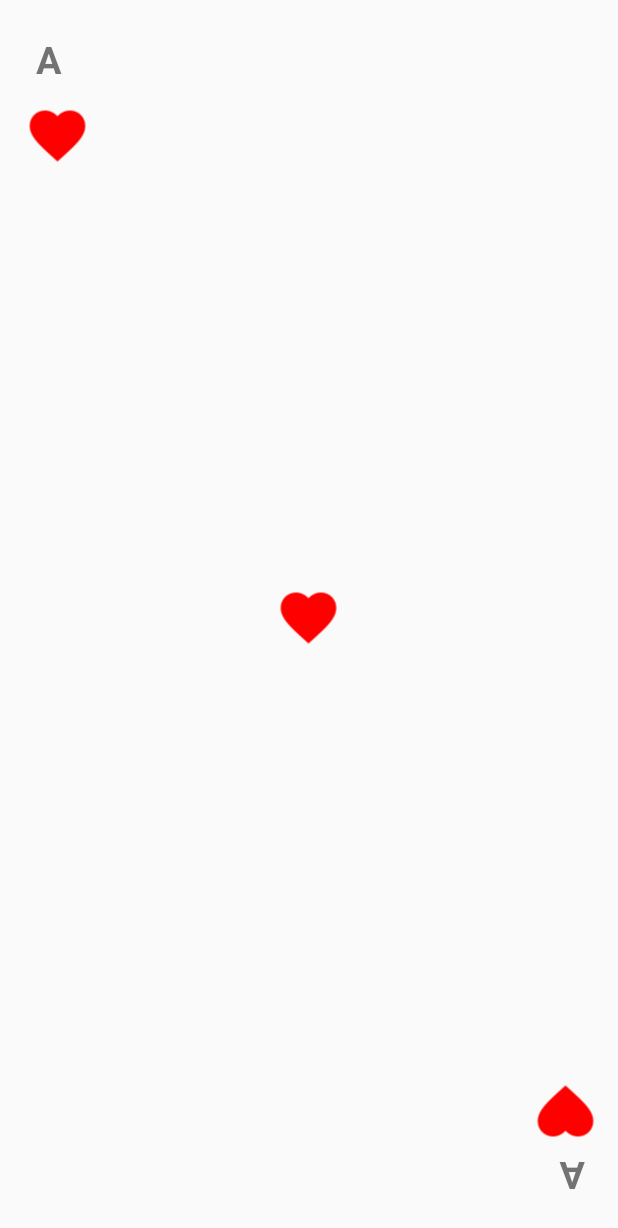
After one commit to ChapmanCPSC356Fall2017/card-stack-britt103, an Android app: the layout RelativeCard.xml on its own in the app's theme, with its tools: preview values and no code run, on a phone screen of 412 x 824 dp. The commit adds this screen. Shown: the top 1228 px of the screen. Run offline under Robolectric (Android 15) with nearby library versions, the phone set to English and light mode, and no system bars.

Commit message:
Add 3 card layouts

```diff
--- a/CardStack/app/src/main/java/britt103/cardstack/MainActivity.java
+++ b/CardStack/app/src/main/java/britt103/cardstack/MainActivity.java
@@ -8,6 +8,6 @@ public class MainActivity extends AppCompatActivity {
     @Override
     protected void onCreate(Bundle savedInstanceState) {
         super.onCreate(savedInstanceState);
-        setContentView(R.layout.activity_main);
+        setContentView(R.layout.RelativeCard);
     }
 }
--- /dev/null
+++ b/CardStack/app/src/main/res/layout/RelativeCard.xml
@@ -0,0 +1,73 @@
+<?xml version="1.0" encoding="utf-8"?>
+<RelativeLayout
+    xmlns:android="http://schemas.android.com/apk/res/android"
+    xmlns:app="http://schemas.android.com/apk/res-auto"
+    xmlns:tools="http://schemas.android.com/tools"
+    android:layout_width="match_parent"
+    android:layout_height="match_parent"
+    tools:context="britt103.cardstack.MainActivity">
+
+    <TextView
+        android:id="@+id/topText"
+        android:textSize="25sp"
+        android:layout_width="28dp"
+        android:layout_height="28dp"
+        android:text="A"
+        android:textStyle="bold"
+        android:layout_marginLeft="24dp"
+        android:layout_marginTop="22dp"
+        android:layout_alignParentTop="true"
+        android:layout_alignParentLeft="true"
+        android:layout_alignParentStart="true"
+        android:layout_marginStart="24dp" />
+
+    <ImageView
+        android:id="@+id/topSymbol"
+        android:layout_width="50dp"
+        android:layout_height="50dp"
+        android:layout_marginTop="15dp"
+        android:src="@drawable/Hearts"
+        android:layout_below="@+id/topText"
+        android:layout_alignParentLeft="true"
+        android:layout_alignParentStart="true"
+        android:layout_marginLeft="13dp"
+        android:layout_marginStart="13dp" />
+
+    <ImageView
+        android:id="@+id/middleSymbol"
+        android:layout_width="50dp"
+        android:layout_height="50dp"
+        android:src="@drawable/Hearts"
+        android:layout_centerVertical="true"
+        android:layout_centerHorizontal="true" />
+
+    <ImageView
+        android:id="@+id/bottomSymbol"
+        android:layout_width="50dp"
+        android:layout_height="50dp"
+        android:src = "@drawable/Hearts"
+        android:rotation="180"
+        android:layout_marginRight="10dp"
+        android:layout_marginEnd="10dp"
+        android:layout_marginBottom="36dp"
+        android:layout_alignBottom="@+id/bottomText"
+        android:layout_alignParentRight="true"
+        android:layout_alignParentEnd="true" />
+
+    <TextView
+        android:id="@+id/bottomText"
+        android:textSize="25sp"
+        android:layout_width="28dp"
+        android:layout_height="28dp"
+        android:layout_margin="22dp"
+        android:text="A"
+        android:layout_alignParentBottom="true"
+        android:layout_alignParentRight="true"
+        android:layout_alignParentEnd="true"
+        android:layout_marginRight="55dp"
+        android:layout_marginEnd="55dp"
+        android:layout_marginBottom="60dp"
+        android:rotation="180"
+        android:textStyle="bold"
+        />
+</RelativeLayout>
--- a/CardStack/app/src/main/res/layout/activity_main.xml
+++ /dev/null
@@ -1,18 +0,0 @@
-<?xml version="1.0" encoding="utf-8"?>
-<android.support.constraint.ConstraintLayout xmlns:android="http://schemas.android.com/apk/res/android"
-    xmlns:app="http://schemas.android.com/apk/res-auto"
-    xmlns:tools="http://schemas.android.com/tools"
-    android:layout_width="match_parent"
-    android:layout_height="match_parent"
-    tools:context="britt103.cardstack.MainActivity">
-
-    <TextView
-        android:layout_width="wrap_content"
-        android:layout_height="wrap_content"
-        android:text="Hello World!"
-        app:layout_constraintBottom_toBottomOf="parent"
-        app:layout_constraintLeft_toLeftOf="parent"
-        app:layout_constraintRight_toRightOf="parent"
-        app:layout_constraintTop_toTopOf="parent" />
-
-</android.support.constraint.ConstraintLayout>
```
Also changed, not shown: CardStack/app/src/main/Hearts-web.png (added), CardStack/app/src/main/ic_launcher-web.png (added), CardStack/app/src/main/res/drawable/Hearts.png (added), CardStack/app/src/main/res/drawable/Hearts_U.png (added), CardStack/app/src/main/res/mipmap-hdpi/ic_launcher.png, CardStack/app/src/main/res/mipmap-mdpi/Hearts.png (added), CardStack/app/src/main/res/mipmap-mdpi/ic_launcher.png, CardStack/app/src/main/res/mipmap-xhdpi/Hearts.png (added), CardStack/app/src/main/res/mipmap-xhdpi/ic_launcher.png, CardStack/app/src/main/res/mipmap-xxhdpi/Hearts.png (added), CardStack/app/src/main/res/mipmap-xxhdpi/ic_launcher.png, CardStack/app/src/main/res/mipmap-xxxhdpi/Hearts.png (added), CardStack/app/src/main/res/mipmap-xxxhdpi/ic_launcher.png, 2 other files.
